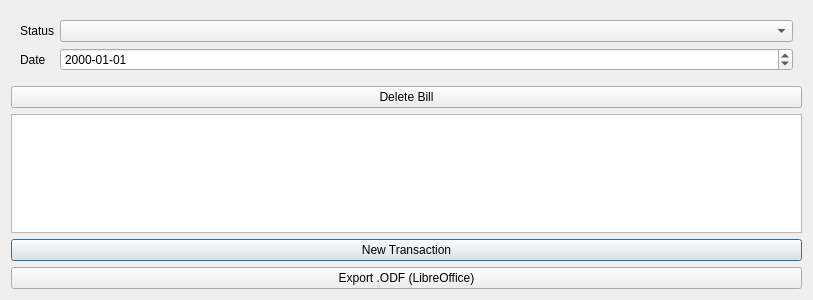
asynts/QtAccounting, file Widgets/BillEditorDialog.ui: the form before one commit.
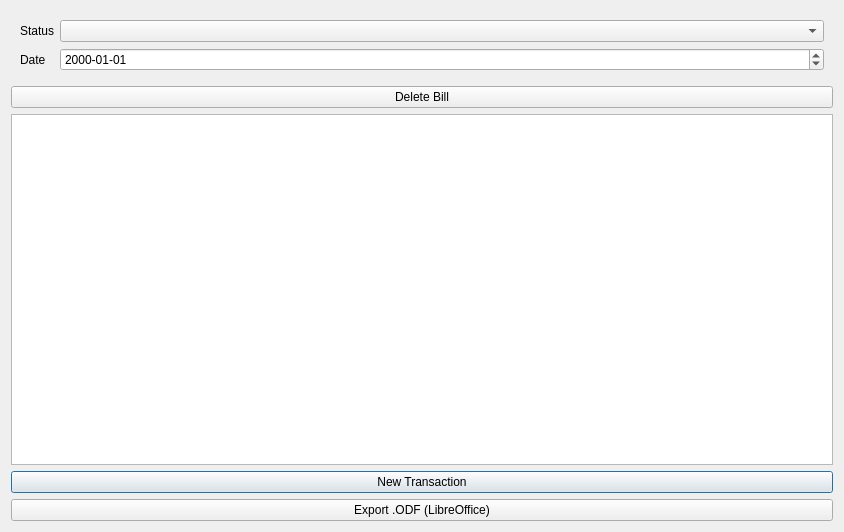
The form after the commit.

Commit message:
Resize the transaction window
Previously, it was a bit claustrophobic.

Diff of the .ui file:
```diff
--- a/Widgets/BillEditorDialog.ui
+++ b/Widgets/BillEditorDialog.ui
@@ -6,8 +6,8 @@
    <rect>
     <x>0</x>
     <y>0</y>
-    <width>813</width>
-    <height>300</height>
+    <width>844</width>
+    <height>532</height>
    </rect>
   </property>
   <property name="windowTitle">
```
